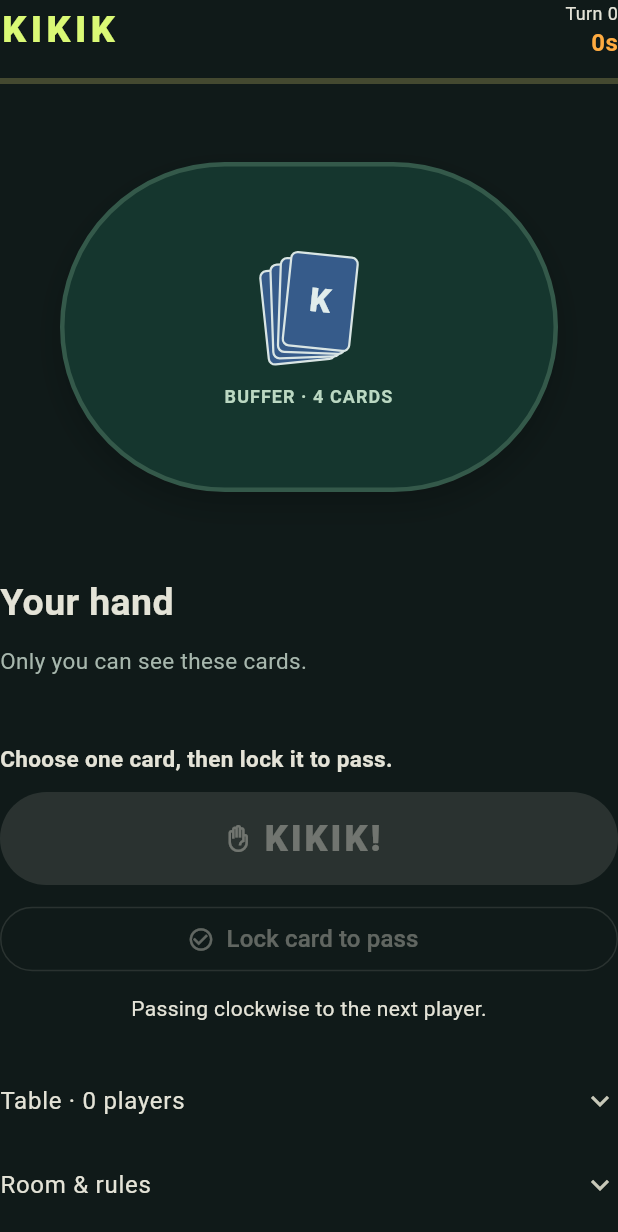
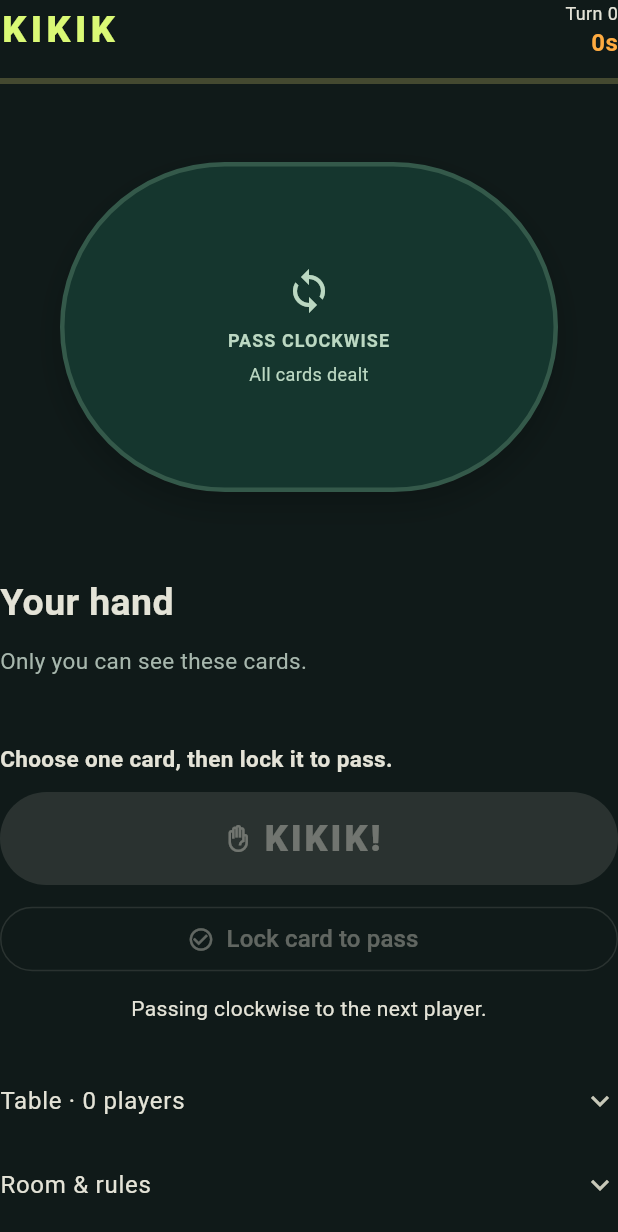
Before and after one commit to jhombalz/abcs, a Flutter app: the KikikPanel widget shown alone on an empty page, opened directly with empty values, on a phone screen of 412 x 824 dp. Shown: the top 1232 px of the screen. Run offline on Flutter 3.47's test engine with Material 3 defaults, Android fonts, the phone set to English and light mode, and no system bars; our stand-ins replace audioplayers, shared_preferences, socket_io_client, web; accounts and stored records are empty; network calls fail.

Commit message:
Use one KIKIK rank set per player and deal every card

```diff
--- a/client/lib/kikik_panel.dart
+++ b/client/lib/kikik_panel.dart
@@ -399,8 +399,6 @@ class _KikikPanelState extends State<KikikPanel>
                 Text(
                   locked
                       ? '${players.where((p) => p['locked'] == true).length} / ${players.length} players locked in'
-                      : order == 0
-                      ? 'You receive from the buffer and pass to ${nextPlayer?['name'] ?? 'the next player'}.'
                       : 'Passing clockwise to ${nextPlayer?['name'] ?? 'the next player'}.',
                   textAlign: TextAlign.center,
                   style: const TextStyle(fontSize: 14),
@@ -482,7 +480,7 @@ class _KikikPanelState extends State<KikikPanel>
                   SelectionArea(child: Text('Room ${room['code']}')),
                   const SizedBox(height: 12),
                   const Text(
-                    'Pick a card, then lock it in. All selected cards pass together when everyone locks in or after 12 seconds. Unselected hands auto-pass a random card. A four-card buffer sits between the last and first seats. Your hand always has four cards.',
+                    'There is one four-card rank set per player. Three players use Kings, Queens and Jacks; each extra player adds the next rank (10, 9, and so on). All cards are shuffled and dealt, four per player. No cards remain in a deck. Selected cards pass together clockwise, directly from the last player back to the first. Turns resolve when everyone locks or after 12 seconds, with random auto-passes for unselected hands.',
                     style: TextStyle(fontSize: 15, height: 1.6),
                   ),
                   const SizedBox(height: 12),
--- a/client/lib/kikik_table.dart
+++ b/client/lib/kikik_table.dart
@@ -140,42 +140,28 @@ class KikikTable extends StatelessWidget {
                               ),
                             ),
                           ] else ...[
-                            Semantics(
-                              label: 'Buffer deck, four face-down cards',
-                              child: ExcludeSemantics(
-                                child: SizedBox(
-                                  width: 90,
-                                  height: 84,
-                                  child: Stack(
-                                    alignment: Alignment.center,
-                                    children: [
-                                      for (var i = 0; i < 4; i++)
-                                        Transform.translate(
-                                          offset: Offset(
-                                            (i - 1.5) * 5,
-                                            (1.5 - i) * 3,
-                                          ),
-                                          child: Transform.rotate(
-                                            angle: (i - 1.5) * 0.07,
-                                            child: const HiddenCard(
-                                              width: 46,
-                                              height: 64,
-                                            ),
-                                          ),
-                                        ),
-                                    ],
-                                  ),
-                                ),
-                              ),
+                            const Icon(
+                              Icons.sync,
+                              size: 32,
+                              color: Color(0xffbbd8c2),
                             ),
                             const SizedBox(height: 8),
                             const Text(
-                              'BUFFER · 4 CARDS',
+                              'PASS CLOCKWISE',
                               textAlign: TextAlign.center,
                               style: TextStyle(
                                 fontSize: 12,
                                 fontWeight: FontWeight.bold,
                                 letterSpacing: 0.7,
+                                color: Color(0xffbbd8c2),
+                              ),
+                            ),
+                            const SizedBox(height: 6),
+                            const Text(
+                              'All cards dealt',
+                              textAlign: TextAlign.center,
+                              style: TextStyle(
+                                fontSize: 12,
                                 color: Color(0xffbbd8c2),
                               ),
                             ),
@@ -210,10 +196,13 @@ class KikikTable extends StatelessWidget {
                       ),
                     ),
                   if (moving && seats.isNotEmpty) ...[
-                    for (var i = 0; i < seats.length - 1; i++)
-                      _travel(seats[i], seats[i + 1], center, t),
-                    _travel(seats.last, center, center, t),
-                    _travel(center, seats.first, center, t),
+                    for (var i = 0; i < seats.length; i++)
+                      _travel(
+                        seats[i],
+                        seats[(i + 1) % seats.length],
+                        center,
+                        t,
+                      ),
                   ],
                 ],
               );
@@ -420,12 +409,8 @@ class _PassTrails extends CustomPainter {
       );
     }
 
-    for (var i = 0; i < seats.length - 1; i++) {
-      draw(seats[i], seats[i + 1]);
-    }
-    if (seats.isNotEmpty) {
-      draw(seats.last, center);
-      draw(center, seats.first);
+    for (var i = 0; i < seats.length; i++) {
+      draw(seats[i], seats[(i + 1) % seats.length]);
     }
   }
 
--- a/client/tool/check_kikik.dart
+++ b/client/tool/check_kikik.dart
@@ -84,11 +84,26 @@ Future<void> main(List<String> args) async {
     );
     final started = await send(host, 'start_game', {});
     check(started['ok'] == true, 'Could not start');
+    check(
+      started['room']['settings']['dealRule'] == 'all_dealt',
+      'The API needs the all-cards-dealt KIKIK rule update.',
+    );
     final all = [
       started['room'] as Map,
       await wait(second, (s) => s['status'] == 'PASSING'),
       await wait(third, (s) => s['status'] == 'PASSING'),
     ];
+    final dealt = [for (final state in all) ...state['hand'] as List];
+    check(
+      dealt.length == 12 && dealt.map((c) => c['id']).toSet().length == 12,
+      'Three players must receive exactly 12 unique cards.',
+    );
+    final ranks = dealt.map((c) => c['rank'] as String).toSet().toList()
+      ..sort();
+    check(
+      ranks.join(',') == 'J,K,Q',
+      'Three players must use Kings, Queens, and Jacks only.',
+    );
     for (var i = 0; i < all.length; i++) {
       final own = all[i];
       check((own['hand'] as List).length == 4, 'Wrong hand size');
```
Also changed, not shown: client/lib/lobby_settings.dart (+14 -2 lines), 5 other files.
